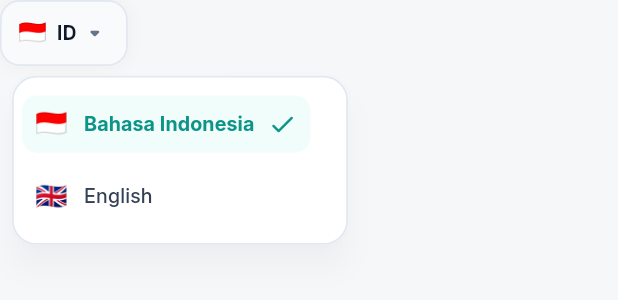
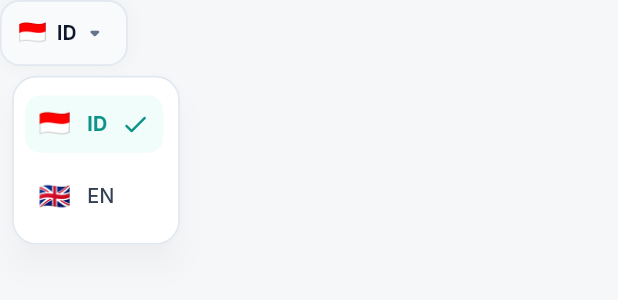
Before and after one commit to itvitanova/hris_mdm_system_dashboard_and_mobile, a Flutter app: the LanguageSwapButton widget shown alone on an empty page, opened directly, after a tap on "🇮🇩", on a phone screen of 412 x 824 dp. Shown: the top 300 px of the screen. Run offline on Flutter 3.47's test engine with Material 3 defaults, Android fonts, the phone set to English and light mode, and no system bars; our stand-ins replace camera, equatable, file_picker, flutter_bloc, flutter_screenutil, flutter_secure_storage and 5 more; missing offline and left inert: google_mlkit_face_detection; accounts and stored records are empty.

```diff
--- a/mobile/lib/features/root/presentation/widgets/language_swap_button.dart
+++ b/mobile/lib/features/root/presentation/widgets/language_swap_button.dart
@@ -4,8 +4,8 @@ import '../../../../core/theme/app_colors.dart';
 import '../../../../core/theme/app_shadows.dart';
 
 enum AppLanguage {
-  id('id', 'Bahasa Indonesia', 'ID', '🇮🇩'),
-  en('en', 'English', 'EN', '🇬🇧');
+  id('id', 'ID', 'ID', '🇮🇩'),
+  en('en', 'EN', 'EN', '🇬🇧');
 
   final String code;
   final String name;
@@ -66,7 +66,8 @@ class _LanguageSwapButtonState extends State<LanguageSwapButton> {
         ),
         offset: Offset(0, 46.w),
         constraints: BoxConstraints(
-          minWidth: 160.w,
+          minWidth: 90.w,
+          maxWidth: 105.w
         ),
         initialValue: currentLanguage,
         onSelected: (AppLanguage selectedLang) {
@@ -122,7 +123,7 @@ class _LanguageSwapButtonState extends State<LanguageSwapButton> {
             return PopupMenuItem<AppLanguage>(
               value: lang,
               height: 44.w,
-              padding: EdgeInsets.symmetric(horizontal: 6.w),
+              padding: EdgeInsets.symmetric(horizontal: 8.w),
               child: Container(
                 padding: EdgeInsets.symmetric(
                   horizontal: 8.w,
```
Also changed, not shown: mobile/lib/features/root/presentation/tabs/dashboard_tab.dart (+7 -4 lines), mobile/lib/features/root/presentation/widgets/dashboard_tab.dart (+8 -5 lines).
